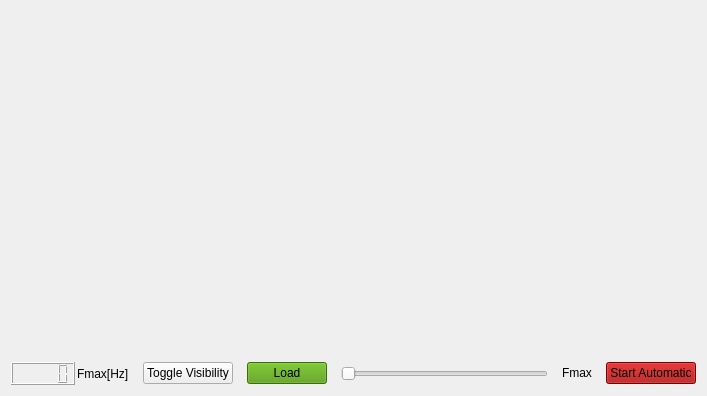
The window that src/ui/Sampler.ui (Omarmansour557/Sampling-Reconstruction-Signals) describes before a commit, drawn with Qt 5.
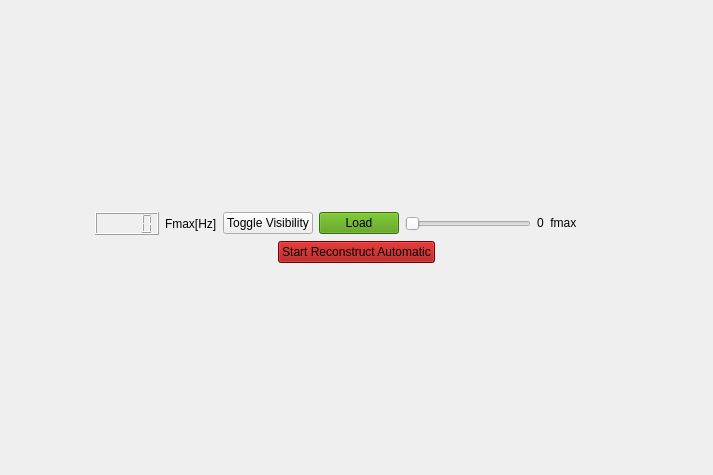
The same window after the commit.

Commit message: Sampler Functions

Diff of the .ui file:
```diff
--- a/src/ui/Sampler.ui
+++ b/src/ui/Sampler.ui
@@ -6,10 +6,16 @@
    <rect>
     <x>0</x>
     <y>0</y>
-    <width>707</width>
-    <height>396</height>
+    <width>713</width>
+    <height>475</height>
    </rect>
   </property>
+  <property name="minimumSize">
+   <size>
+    <width>0</width>
+    <height>0</height>
+   </size>
+  </property>
   <property name="windowTitle">
    <string>Form</string>
   </property>
@@ -17,33 +23,61 @@
    <item>
     <layout class="QVBoxLayout" name="verticalLayout">
      <property name="spacing">
-      <number>14</number>
+      <number>6</number>
      </property>
      <item>
-      <spacer name="verticalSpacer">
-       <property name="orientation">
-        <enum>Qt::Vertical</enum>
-       </property>
-       <property name="sizeHint" stdset="0">
-        <size>
-         <width>20</width>
-         <height>40</height>
-        </size>
-       </property>
-      </spacer>
+      <layout class="QVBoxLayout" name="verticalLayout_2">
+       <item>
+        <layout class="QVBoxLayout" name="SamplerLayout"/>
+       </item>
+       <item>
+        <layout class="QVBoxLayout" name="ReconstructLayout"/>
+       </item>
+      </layout>
      </item>
      <item>
       <layout class="QHBoxLayout" name="horizontalLayout">
        <item>
         <layout class="QHBoxLayout" name="horizontalLayout_4">
          <property name="spacing">
-          <number>2</number>
+          <number>6</number>
          </property>
          <item>
-          <widget class="QLCDNumber" name="lcdNumber"/>
+          <spacer name="horizontalSpacer_4">
+           <property name="orientation">
+            <enum>Qt::Horizontal</enum>
+           </property>
+           <property name="sizeHint" stdset="0">
+            <size>
+             <width>84</width>
+             <height>20</height>
+            </size>
+           </property>
+          </spacer>
+         </item>
+         <item>
+          <widget class="QLCDNumber" name="fmaxLCD">
+           <property name="maximumSize">
+            <size>
+             <width>16777215</width>
+             <height>31</height>
+            </size>
+           </property>
+           <property name="styleSheet">
+            <string notr="true">color: rgb(239, 41, 41);
+
+</string>
+           </property>
+          </widget>
          </item>
          <item>
           <widget class="QLabel" name="label">
+           <property name="maximumSize">
+            <size>
+             <width>16777215</width>
+             <height>25</height>
+            </size>
+           </property>
            <property name="text">
             <string>Fmax[Hz]</string>
            </property>
@@ -69,7 +103,19 @@
         </widget>
        </item>
        <item>
-        <widget class="QSlider" name="SliderRangeSampling">
+        <widget class="QSlider" name="SamplingSlider">
+         <property name="maximumSize">
+          <size>
+           <width>306</width>
+           <height>16777215</height>
+          </size>
+         </property>
+         <property name="cursor">
+          <cursorShape>ClosedHandCursor</cursorShape>
+         </property>
+         <property name="maximum">
+          <number>30</number>
+         </property>
          <property name="orientation">
           <enum>Qt::Horizontal</enum>
          </property>
@@ -84,20 +130,69 @@
           </size>
          </property>
          <property name="text">
-          <string>Fmax</string>
+          <string>0  fmax</string>
          </property>
         </widget>
        </item>
        <item>
-        <widget class="QPushButton" name="pushButton">
+        <spacer name="horizontalSpacer_3">
+         <property name="orientation">
+          <enum>Qt::Horizontal</enum>
+         </property>
+         <property name="sizeHint" stdset="0">
+          <size>
+           <width>25</width>
+           <height>20</height>
+          </size>
+         </property>
+        </spacer>
+       </item>
+      </layout>
+     </item>
+     <item>
+      <layout class="QHBoxLayout" name="horizontalLayout_2">
+       <item>
+        <spacer name="horizontalSpacer">
+         <property name="orientation">
+          <enum>Qt::Horizontal</enum>
+         </property>
+         <property name="sizeHint" stdset="0">
+          <size>
+           <width>40</width>
+           <height>20</height>
+          </size>
+         </property>
+        </spacer>
+       </item>
+       <item>
+        <widget class="QPushButton" name="SamplingAutomatic">
+         <property name="cursor">
+          <cursorShape>PointingHandCursor</cursorShape>
+         </property>
+         <property name="mouseTracking">
+          <bool>false</bool>
+         </property>
          <property name="styleSheet">
           <string notr="true">background-color: rgb(164, 0, 0);</string>
          </property>
          <property name="text">
-          <string>Start Automatic</string>
+          <string>Start Reconstruct Automatic</string>
          </property>
         </widget>
        </item>
+       <item>
+        <spacer name="horizontalSpacer_2">
+         <property name="orientation">
+          <enum>Qt::Horizontal</enum>
+         </property>
+         <property name="sizeHint" stdset="0">
+          <size>
+           <width>40</width>
+           <height>20</height>
+          </size>
+         </property>
+        </spacer>
+       </item>
       </layout>
      </item>
     </layout>
```
Left out of the diff: 13 changed lines with no effect on the pictures. The commit also changes 15 other files.
